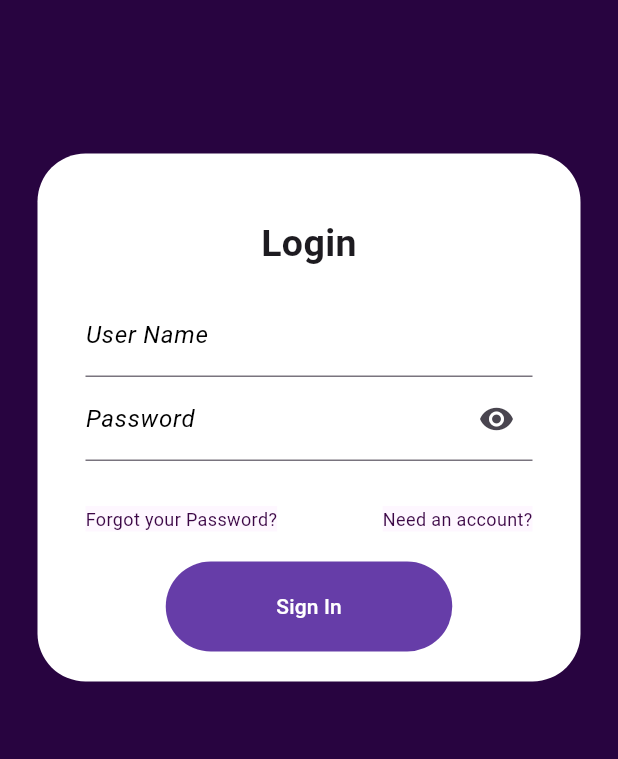
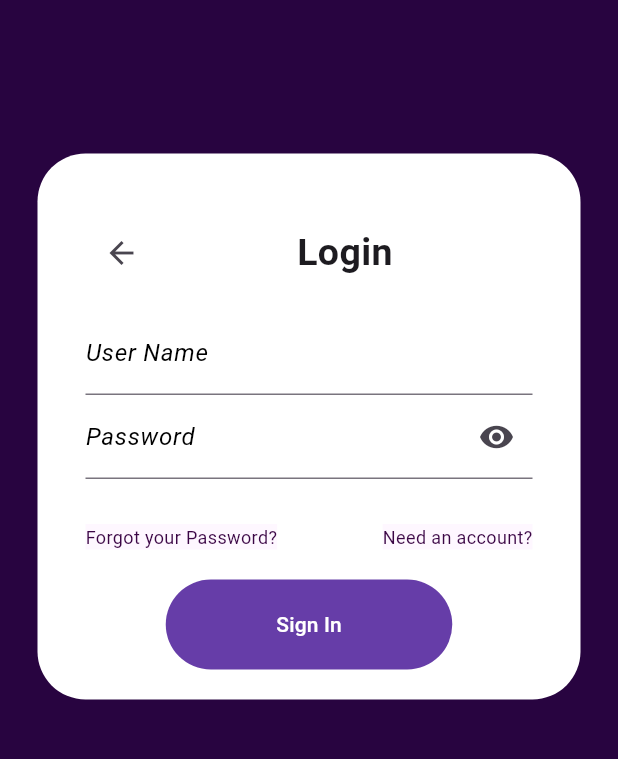
Before and after one commit to manulis/Harmonica, a Flutter app: the screen it shows after launch, after a tap on "Login", on a phone screen of 412 x 824 dp, the part 193-952 px from its top. Run offline on Flutter 3.47's test engine with Material 3 defaults, Android fonts, the phone set to English and light mode, and no system bars.

Commit message:
back_arrow en login y register

```diff
--- a/lib/screens/Init.dart
+++ b/lib/screens/Init.dart
@@ -8,7 +8,7 @@ class Init extends StatefulWidget {
 }
 
 class _Init extends State<Init> {
-  get screenWidt => null;
+
 
   @override
   Widget build(BuildContext context) {
--- a/lib/screens/Login.dart
+++ b/lib/screens/Login.dart
@@ -1,5 +1,6 @@
 import 'package:flutter/material.dart';
 import 'package:harmonica/widgets.dart';
+import 'package:harmonica/navigator.dart';
 
 class Login extends StatefulWidget {
   @override
@@ -12,6 +13,7 @@ class _LoginState extends State<Login> {
   @override
   Widget build(BuildContext context) {
     final screenHeight = MediaQuery.of(context).size.height;
+    final screenWidth =  MediaQuery.of(context).size.width;
 
     return Scaffold(
       backgroundColor: Color.fromRGBO(40, 4, 64, 1),
@@ -33,10 +35,23 @@ class _LoginState extends State<Login> {
                     child: Column(
                       children: [
                         const SizedBox(height: 22),
-                        const Text(
-                          'Login',
-                          style: TextStyle(fontSize: 25, fontWeight: FontWeight.bold),
-                          textAlign: TextAlign.center,
+                        Row(
+                          children: [
+                            IconButton(
+                              onPressed: () {Navigator.pop(context);},
+                              icon: const Icon(Icons.arrow_back),
+                            ),
+                            const Expanded(
+                              child: Align(
+                                alignment: Alignment.center,
+                                child: Text(
+                                  'Login',
+                                  style: TextStyle(fontSize: 25, fontWeight: FontWeight.bold),
+                                  textAlign: TextAlign.center,
+                                ),
+                              ),
+                            ),
+                          ],
                         ),
                         const SizedBox(height: 15),
                         TextField(
@@ -90,7 +105,7 @@ class _LoginState extends State<Login> {
                           children: [
                             buildClickableText('Forgot your Password?', () {}),
                             Spacer(),
-                            buildClickableText('Need an account?', () {}),
+                            buildClickableText('Need an account?', () {nav('Register', context);}),
                           ],
                         ),
                         const SizedBox(height: 20),
```
Also changed, not shown: lib/screens/Register.dart (+17 -4 lines).
